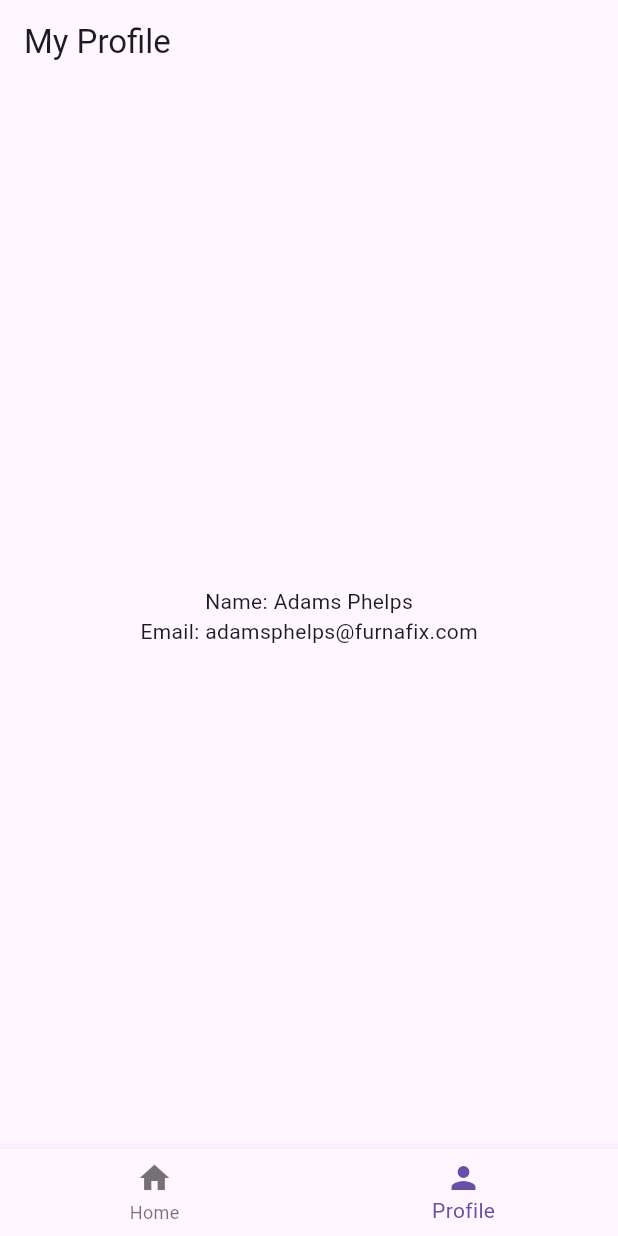
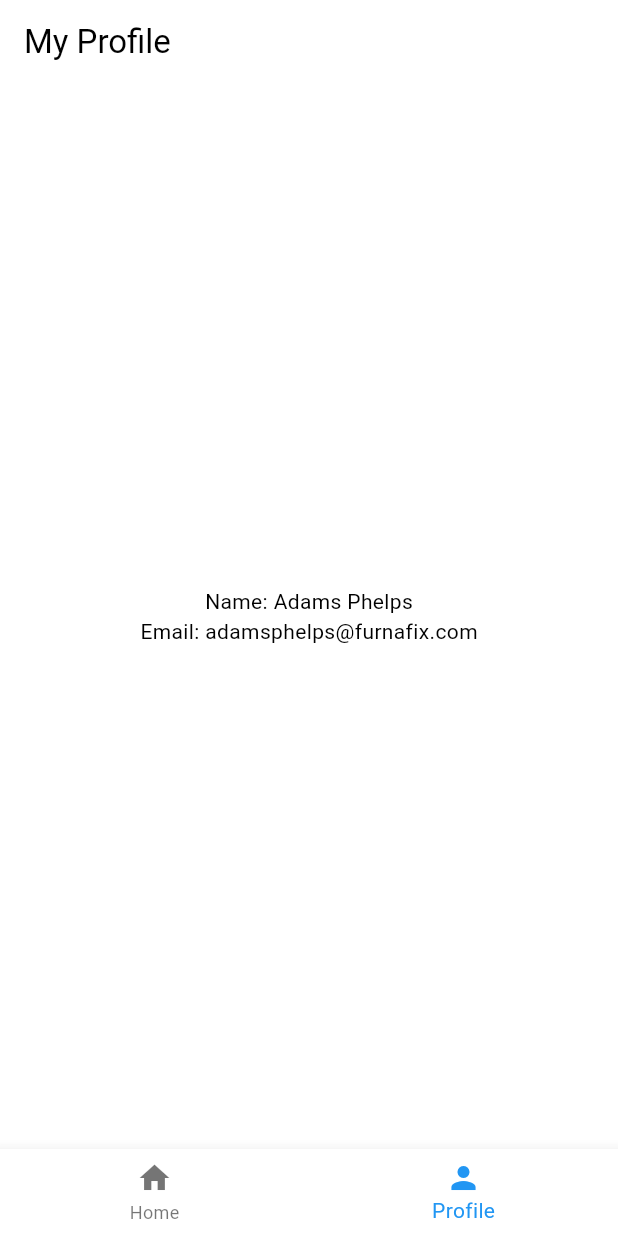
Before and after one commit to derohimat/contact_app_tw, a Flutter app: the screen it shows after launch, item 2 of the bottom bar chosen, on a phone screen of 412 x 824 dp. Run offline on Flutter 3.47's test engine with Material 3 defaults, Android fonts, the phone set to English and light mode, and no system bars; our stand-ins replace get.

Commit message:
setup theme and swatch color
setup app colors

```diff
--- a/lib/main.dart
+++ b/lib/main.dart
@@ -1,4 +1,5 @@
 // main.dart
+import 'package:contact_app_tw/styles/app_colors.dart';
 import 'package:flutter/material.dart';
 import 'package:get/get.dart';
 
@@ -26,7 +27,16 @@ class MyApp extends StatelessWidget {
     return GetMaterialApp(
       title: 'Contact App',
       theme: ThemeData(
-        primarySwatch: Colors.blue,
+        primaryColor: AppColors.white,
+        dividerColor: AppColors.darkGray,
+        inputDecorationTheme: InputDecorationTheme(
+          border: OutlineInputBorder(
+            borderSide: BorderSide(color: AppColors.darkGray),
+          ),
+        ),
+        colorScheme: ColorScheme.fromSwatch().copyWith(
+          secondary: AppColors.blue,
+        ),
       ),
       initialRoute: loggedInUserId != null ? '/home' : '/',
       getPages: [
--- /dev/null
+++ b/lib/styles/app_colors.dart
@@ -0,0 +1,12 @@
+import 'package:flutter/material.dart';
+
+class AppColors {
+  static const Color blue = Color(0xFF0077B6);
+  static const Color white = Color(0xFFFFFFFF);
+  static const Color black = Color(0xFF000000);
+  static const Color darkGray = Color(0xFFCCCCCC);
+  static const Color lightGray = Color(0xFFEBEBEB);
+  static const Color red = Color(0xFFED1C2E);
+
+  static const Color defaultTextColor = Color(0x06032696);
+}
```
